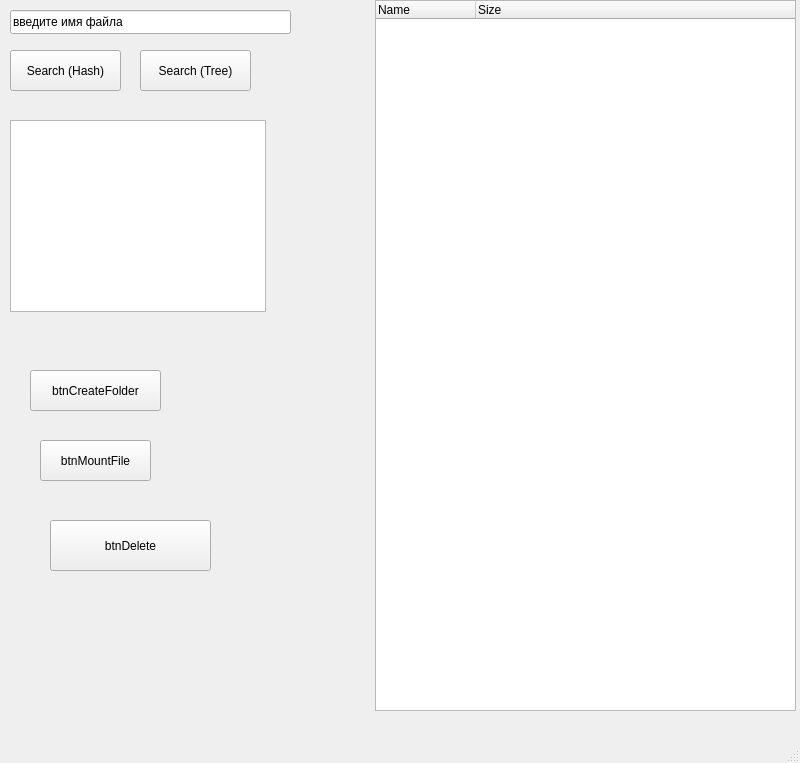
This is view/mainwindow.ui in VLmb/cpp-vfs-explorer as Qt 5 draws it before an edit. The edited form follows.
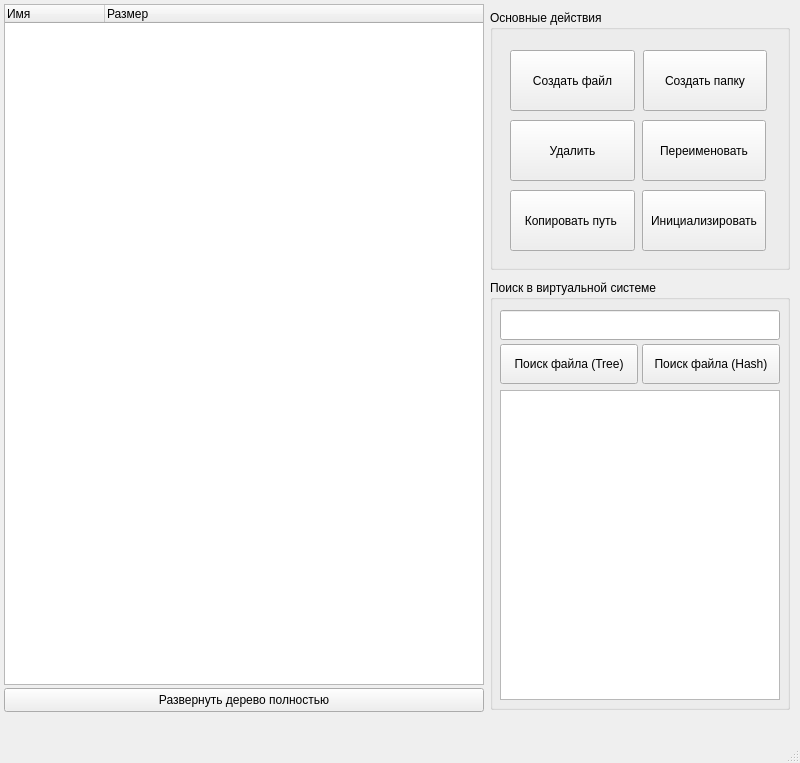
This is the edited form.

Diff of the .ui file:
```diff
--- a/view/mainwindow.ui
+++ b/view/mainwindow.ui
@@ -14,115 +14,199 @@
    <string>MainWindow</string>
   </property>
   <widget class="QWidget" name="centralwidget">
-   <widget class="QLineEdit" name="searchEdit">
-    <property name="geometry">
-     <rect>
-      <x>10</x>
-      <y>10</y>
-      <width>281</width>
-      <height>24</height>
-     </rect>
-    </property>
-    <property name="text">
-     <string>введите имя файла</string>
-    </property>
-   </widget>
    <widget class="QTreeWidget" name="fileTree">
     <property name="geometry">
      <rect>
-      <x>375</x>
-      <y>0</y>
-      <width>421</width>
+      <x>4</x>
+      <y>4</y>
+      <width>480</width>
+      <height>681</height>
+     </rect>
+    </property>
+    <property name="maximumSize">
+     <size>
+      <width>16777215</width>
       <height>711</height>
-     </rect>
+     </size>
     </property>
     <property name="columnCount">
      <number>2</number>
     </property>
     <column>
      <property name="text">
-      <string>Name</string>
+      <string>Имя</string>
      </property>
     </column>
     <column>
      <property name="text">
-      <string>Size</string>
+      <string>Размер</string>
      </property>
     </column>
    </widget>
-   <widget class="QPushButton" name="btnSearchFast">
+   <widget class="QGroupBox" name="groupBox">
     <property name="geometry">
      <rect>
-      <x>10</x>
-      <y>50</y>
-      <width>111</width>
-      <height>41</height>
+      <x>490</x>
+      <y>10</y>
+      <width>300</width>
+      <height>260</height>
      </rect>
     </property>
-    <property name="text">
-     <string>Search (Hash)</string>
+    <property name="title">
+     <string>Основные действия</string>
     </property>
+    <widget class="QPushButton" name="btnRename">
+     <property name="geometry">
+      <rect>
+       <x>152</x>
+       <y>110</y>
+       <width>124</width>
+       <height>61</height>
+      </rect>
+     </property>
+     <property name="text">
+      <string>Переименовать</string>
+     </property>
+    </widget>
+    <widget class="QPushButton" name="btnDelete">
+     <property name="geometry">
+      <rect>
+       <x>20</x>
+       <y>110</y>
+       <width>125</width>
+       <height>61</height>
+      </rect>
+     </property>
+     <property name="text">
+      <string>Удалить</string>
+     </property>
+    </widget>
+    <widget class="QPushButton" name="btnCreateFolder">
+     <property name="geometry">
+      <rect>
+       <x>153</x>
+       <y>40</y>
+       <width>124</width>
+       <height>61</height>
+      </rect>
+     </property>
+     <property name="text">
+      <string>Создать папку</string>
+     </property>
+    </widget>
+    <widget class="QPushButton" name="btnCopyPath">
+     <property name="geometry">
+      <rect>
+       <x>20</x>
+       <y>180</y>
+       <width>125</width>
+       <height>61</height>
+      </rect>
+     </property>
+     <property name="text">
+      <string>Копировать путь </string>
+     </property>
+    </widget>
+    <widget class="QPushButton" name="btnMountFile">
+     <property name="geometry">
+      <rect>
+       <x>20</x>
+       <y>40</y>
+       <width>125</width>
+       <height>61</height>
+      </rect>
+     </property>
+     <property name="text">
+      <string>Создать файл</string>
+     </property>
+    </widget>
+    <widget class="QPushButton" name="btnInitFS">
+     <property name="geometry">
+      <rect>
+       <x>152</x>
+       <y>180</y>
+       <width>124</width>
+       <height>61</height>
+      </rect>
+     </property>
+     <property name="text">
+      <string>Инициализировать</string>
+     </property>
+    </widget>
    </widget>
-   <widget class="QPushButton" name="btnSearchSlow">
+   <widget class="QGroupBox" name="groupBox_2">
     <property name="geometry">
      <rect>
-      <x>140</x>
-      <y>50</y>
-      <width>111</width>
-      <height>41</height>
+      <x>490</x>
+      <y>280</y>
+      <width>300</width>
+      <height>430</height>
      </rect>
     </property>
-    <property name="text">
-     <string>Search (Tree)</string>
+    <property name="title">
+     <string>Поиск в виртуальной системе</string>
     </property>
+    <widget class="QLineEdit" name="searchEdit">
+     <property name="geometry">
+      <rect>
+       <x>10</x>
+       <y>30</y>
+       <width>280</width>
+       <height>30</height>
+      </rect>
+     </property>
+     <property name="text">
+      <string/>
+     </property>
+    </widget>
+    <widget class="QPushButton" name="btnSearchSlow">
+     <property name="geometry">
+      <rect>
+       <x>10</x>
+       <y>64</y>
+       <width>138</width>
+       <height>40</height>
+      </rect>
+     </property>
+     <property name="text">
+      <string>Поиск файла (Tree)</string>
+     </property>
+    </widget>
+    <widget class="QPushButton" name="btnSearchFast">
+     <property name="geometry">
+      <rect>
+       <x>152</x>
+       <y>64</y>
+       <width>138</width>
+       <height>40</height>
+      </rect>
+     </property>
+     <property name="text">
+      <string>Поиск файла (Hash)</string>
+     </property>
+    </widget>
+    <widget class="QListWidget" name="searchResultList">
+     <property name="geometry">
+      <rect>
+       <x>10</x>
+       <y>110</y>
+       <width>280</width>
+       <height>310</height>
+      </rect>
+     </property>
+    </widget>
    </widget>
-   <widget class="QListWidget" name="searchResultList">
+   <widget class="QPushButton" name="btnExpandAll">
     <property name="geometry">
      <rect>
-      <x>10</x>
-      <y>120</y>
-      <width>256</width>
-      <height>192</height>
+      <x>4</x>
+      <y>688</y>
+      <width>480</width>
+      <height>24</height>
      </rect>
     </property>
-   </widget>
-   <widget class="QPushButton" name="btnCreateFolder">
-    <property name="geometry">
-     <rect>
-      <x>30</x>
-      <y>370</y>
-      <width>131</width>
-      <height>41</height>
-     </rect>
-    </property>
     <property name="text">
-     <string>btnCreateFolder</string>
-    </property>
-   </widget>
-   <widget class="QPushButton" name="btnMountFile">
-    <property name="geometry">
-     <rect>
-      <x>40</x>
-      <y>440</y>
-      <width>111</width>
-      <height>41</height>
-     </rect>
-    </property>
-    <property name="text">
-     <string>btnMountFile</string>
-    </property>
-   </widget>
-   <widget class="QPushButton" name="btnDelete">
-    <property name="geometry">
-     <rect>
-      <x>50</x>
-      <y>520</y>
-      <width>161</width>
-      <height>51</height>
-     </rect>
-    </property>
-    <property name="text">
-     <string>btnDelete</string>
+     <string>Развернуть дерево полностью</string>
     </property>
    </widget>
   </widget>
```
